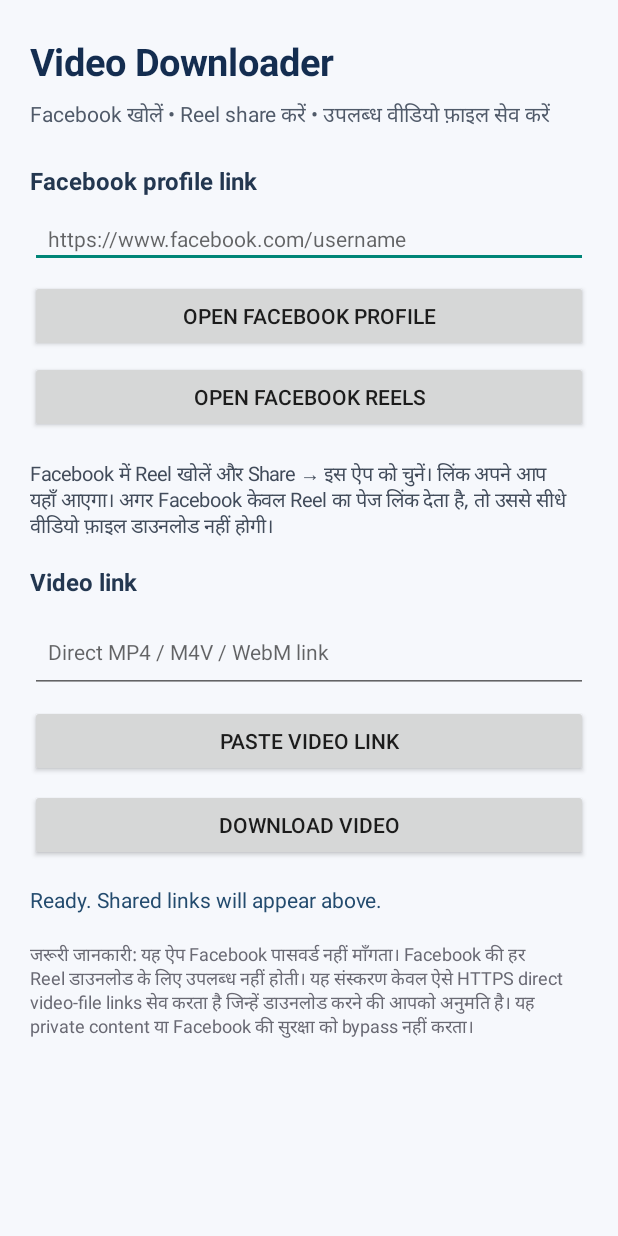
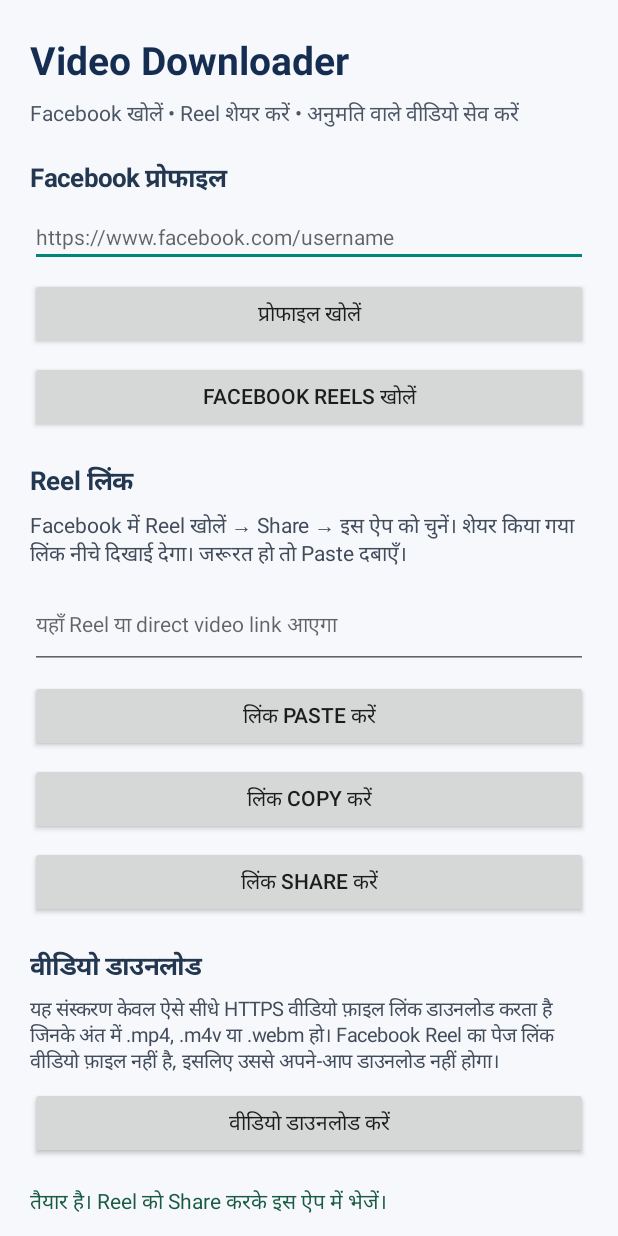
Before and after one commit to nagaradi/jdhehs, an Android app: the screen it shows after launch (MainActivity), on a phone screen of 412 x 824 dp. Run offline under Robolectric (Android 15) with nearby library versions, the phone set to English and light mode, and no system bars.

Commit message:
Improve downloader UI, shared links, and direct video download validation

```diff
--- a/app/src/main/java/com/example/myvideodownloader/MainActivity.java
+++ b/app/src/main/java/com/example/myvideodownloader/MainActivity.java
@@ -15,258 +15,208 @@ import android.view.View;
 import android.widget.Button;
 import android.widget.EditText;
 import android.widget.LinearLayout;
+import android.widget.ScrollView;
 import android.widget.TextView;
+import android.widget.Toast;
 
 import java.util.Locale;
 
 public class MainActivity extends Activity {
-    private EditText urlInput;
-    private EditText profileInput;
+    private EditText urlInput, profileInput;
     private TextView status;
 
-    @Override
-    protected void onCreate(Bundle savedInstanceState) {
-        super.onCreate(savedInstanceState);
+    @Override public void onCreate(Bundle state) {
+        super.onCreate(state);
         buildScreen();
         handleIncoming(getIntent());
     }
 
-    @Override
-    protected void onNewIntent(Intent intent) {
+    @Override protected void onNewIntent(Intent intent) {
         super.onNewIntent(intent);
         setIntent(intent);
         handleIncoming(intent);
     }
 
     private void buildScreen() {
+        ScrollView scroll = new ScrollView(this);
         LinearLayout page = new LinearLayout(this);
         page.setOrientation(LinearLayout.VERTICAL);
-        page.setPadding(dp(20), dp(24), dp(20), dp(24));
-        page.setBackgroundColor(Color.rgb(246, 248, 252));
+        page.setPadding(dp(20), dp(22), dp(20), dp(28));
+        page.setBackgroundColor(Color.rgb(246,248,252));
+        scroll.addView(page);
 
         TextView title = new TextView(this);
         title.setText("Video Downloader");
-        title.setTextSize(25);
+        title.setTextSize(26);
         title.setTypeface(Typeface.DEFAULT, Typeface.BOLD);
-        title.setTextColor(Color.rgb(20, 45, 80));
-        add(page, title, 0);
+        title.setTextColor(Color.rgb(20,45,80));
+        add(page,title,0);
 
         TextView subtitle = new TextView(this);
-        subtitle.setText("Facebook खोलें • Reel share करें • उपलब्ध वीडियो फ़ाइल सेव करें");
+        subtitle.setText("Facebook खोलें • Reel शेयर करें • अनुमति वाले वीडियो सेव करें");
         subtitle.setTextSize(14);
-        subtitle.setTextColor(Color.rgb(80, 90, 105));
-        add(page, subtitle, 8);
+        subtitle.setTextColor(Color.rgb(75,85,100));
+        add(page,subtitle,8);
 
-        TextView profileLabel = new TextView(this);
-        profileLabel.setText("Facebook profile link");
-        profileLabel.setTextSize(16);
-        profileLabel.setTypeface(Typeface.DEFAULT, Typeface.BOLD);
-        profileLabel.setTextColor(Color.rgb(35, 55, 80));
-        add(page, profileLabel, 22);
-
+        section(page,"Facebook प्रोफाइल");
         profileInput = new EditText(this);
         profileInput.setSingleLine(true);
         profileInput.setTextSize(14);
         profileInput.setHint("https://www.facebook.com/username");
-        profileInput.setPadding(dp(12), dp(10), dp(12), dp(10));
-        add(page, profileInput, 8);
+        add(page,profileInput,6);
+        button(page,"प्रोफाइल खोलें",v -> openFacebookProfile());
+        button(page,"Facebook Reels खोलें",v -> openUrl("https://www.facebook.com/reel/"));
 
-        Button openProfile = new Button(this);
-        openProfile.setText("Open Facebook profile");
-        openProfile.setOnClickListener(v -> openFacebookProfile());
-        add(page, openProfile, 8);
-
-        Button openReels = new Button(this);
-        openReels.setText("Open Facebook Reels");
-        openReels.setOnClickListener(v -> openFacebookReels());
-        add(page, openReels, 6);
-
-        TextView howTo = new TextView(this);
-        howTo.setText("Facebook में Reel खोलें और Share → इस ऐप को चुनें। लिंक अपने आप यहाँ आएगा। अगर Facebook केवल Reel का पेज लिंक देता है, तो उससे सीधे वीडियो फ़ाइल डाउनलोड नहीं होगी।");
-        howTo.setTextSize(13);
-        howTo.setTextColor(Color.rgb(65, 75, 90));
-        add(page, howTo, 18);
-
-        TextView downloadLabel = new TextView(this);
-        downloadLabel.setText("Video link");
-        downloadLabel.setTextSize(16);
-        downloadLabel.setTypeface(Typeface.DEFAULT, Typeface.BOLD);
-        downloadLabel.setTextColor(Color.rgb(35, 55, 80));
-        add(page, downloadLabel, 16);
+        section(page,"Reel लिंक");
+        TextView instructions = new TextView(this);
+        instructions.setText("Facebook में Reel खोलें → Share → इस ऐप को चुनें। शेयर किया गया लिंक नीचे दिखाई देगा। जरूरत हो तो Paste दबाएँ।");
+        instructions.setTextSize(14);
+        instructions.setTextColor(Color.rgb(65,75,90));
+        add(page,instructions,6);
 
         urlInput = new EditText(this);
         urlInput.setMinLines(2);
         urlInput.setTextSize(14);
-        urlInput.setHint("Direct MP4 / M4V / WebM link");
-        urlInput.setPadding(dp(12), dp(10), dp(12), dp(10));
-        add(page, urlInput, 8);
+        urlInput.setHint("यहाँ Reel या direct video link आएगा");
+        add(page,urlInput,8);
+        button(page,"लिंक Paste करें",v -> pasteFromClipboard());
+        button(page,"लिंक Copy करें",v -> copyLink());
+        button(page,"लिंक Share करें",v -> shareLink());
 
-        Button paste = new Button(this);
-        paste.setText("Paste video link");
-        paste.setOnClickListener(v -> pasteFromClipboard());
-        add(page, paste, 8);
-
-        Button download = new Button(this);
-        download.setText("Download video");
-        download.setOnClickListener(v -> startDownload());
-        add(page, download, 8);
+        section(page,"वीडियो डाउनलोड");
+        TextView downloadInfo = new TextView(this);
+        downloadInfo.setText("यह संस्करण केवल ऐसे सीधे HTTPS वीडियो फ़ाइल लिंक डाउनलोड करता है जिनके अंत में .mp4, .m4v या .webm हो। Facebook Reel का पेज लिंक वीडियो फ़ाइल नहीं है, इसलिए उससे अपने-आप डाउनलोड नहीं होगा।");
+        downloadInfo.setTextSize(13);
+        downloadInfo.setTextColor(Color.rgb(65,75,90));
+        add(page,downloadInfo,6);
+        button(page,"वीडियो डाउनलोड करें",v -> startDownload());
 
         status = new TextView(this);
-        status.setText("Ready. Shared links will appear above.");
+        status.setText("तैयार है। Reel को Share करके इस ऐप में भेजें।");
         status.setTextSize(14);
-        status.setTextColor(Color.rgb(35, 75, 110));
-        add(page, status, 16);
+        status.setTextColor(Color.rgb(25,90,65));
+        add(page,status,18);
 
-        TextView note = new TextView(this);
-        note.setText("जरूरी जानकारी: यह ऐप Facebook पासवर्ड नहीं माँगता। Facebook की हर Reel डाउनलोड के लिए उपलब्ध नहीं होती। यह संस्करण केवल ऐसे HTTPS direct video-file links सेव करता है जिन्हें डाउनलोड करने की आपको अनुमति है। यह private content या Facebook की सुरक्षा को bypass नहीं करता।");
-        note.setTextSize(12);
-        note.setTextColor(Color.rgb(105, 105, 115));
-        add(page, note, 18);
+        TextView privacy = new TextView(this);
+        privacy.setText("सुरक्षा: यह ऐप Facebook पासवर्ड नहीं माँगता और न ही Facebook में लॉगिन करवाता है। Private वीडियो या प्लेटफ़ॉर्म की सुरक्षा को bypass नहीं करता। केवल वही वीडियो सेव करें जिन्हें डाउनलोड करने की अनुमति हो।");
+        privacy.setTextSize(12);
+        privacy.setTextColor(Color.rgb(105,105,115));
+        add(page,privacy,20);
+        setContentView(scroll);
+    }
 
-        setContentView(page);
+    private void section(LinearLayout p,String s) {
+        TextView t=new TextView(this); t.setText(s); t.setTextSize(17);
+        t.setTypeface(Typeface.DEFAULT,Typeface.BOLD); t.setTextColor(Color.rgb(35,55,80));
+        add(p,t,20);
+    }
+
+    private void button(LinearLayout p,String label,View.OnClickListener listener) {
+        Button b=new Button(this); b.setText(label); b.setOnClickListener(listener); add(p,b,7);
     }
 
     private void openFacebookProfile() {
-        String raw = profileInput.getText().toString().trim();
-        if (raw.isEmpty()) {
-            setStatus("Pehle Facebook profile link paste karein.");
-            return;
+        String raw=profileInput.getText().toString().trim();
+        Uri u=validHttps(raw);
+        if(u==null){setStatus("कृपया सही HTTPS Facebook प्रोफाइल लिंक डालें।");return;}
+        String h=u.getHost().toLowerCase(Locale.ROOT);
+        if(!(h.equals("facebook.com")||h.endsWith(".facebook.com"))){
+            setStatus("यह Facebook प्रोफाइल लिंक नहीं है।");return;
         }
-        Uri uri;
-        try { uri = Uri.parse(raw); } catch (Exception e) {
-            setStatus("Profile link sahi nahi hai.");
-            return;
+        openUrl(raw);
+    }
+
+    private void openUrl(String value) {
+        try { startActivity(new Intent(Intent.ACTION_VIEW,Uri.parse(value))); }
+        catch(Exception e){setStatus("लिंक नहीं खुल सका। इंटरनेट कनेक्शन जाँचें।");}
+    }
+
+    private Uri validHttps(String value) {
+        try {
+            Uri u=Uri.parse(value);
+            if("https".equalsIgnoreCase(u.getScheme()) && u.getHost()!=null) return u;
+        } catch(Exception ignored) {}
+        return null;
+    }
+
+    private void pasteFromClipboard() {
+        ClipboardManager cm=(ClipboardManager)getSystemService(Context.CLIPBOARD_SERVICE);
+        if(cm!=null && cm.hasPrimaryClip()) {
+            ClipData d=cm.getPrimaryClip();
+            if(d!=null && d.getItemCount()>0) {
+                CharSequence s=d.getItemAt(0).coerceToText(this);
+                if(s!=null){urlInput.setText(s.toString().trim());setStatus("लिंक Paste हो गया।");return;}
+            }
         }
-        String host = uri.getHost() == null ? "" : uri.getHost().toLowerCase(Locale.ROOT);
-        if (!"https".equalsIgnoreCase(uri.getScheme())
-                || !(host.equals("facebook.com") || host.endsWith(".facebook.com"))) {
-            setStatus("Sirf https://facebook.com ka profile link use karein.");
-            return;
-        }
-        try {
-            startActivity(new Intent(Intent.ACTION_VIEW, uri));
-            setStatus("Facebook profile browser/app mein khul raha hai. Reel ko Share karke is app mein bhejein.");
-        } catch (Exception e) {
-            setStatus("Facebook link open nahi ho saka.");
+        setStatus("Clipboard खाली है।");
+    }
+
+    private void copyLink() {
+        String s=urlInput.getText().toString().trim();
+        if(s.isEmpty()){setStatus("पहले लिंक डालें।");return;}
+        ClipboardManager cm=(ClipboardManager)getSystemService(CLIPBOARD_SERVICE);
+        cm.setPrimaryClip(ClipData.newPlainText("Video link",s));
+        setStatus("लिंक Copy हो गया।");
+    }
+
+    private void shareLink() {
+        String s=urlInput.getText().toString().trim();
+        if(s.isEmpty()){setStatus("पहले Reel लिंक शेयर या Paste करें।");return;}
+        Intent i=new Intent(Intent.ACTION_SEND); i.setType("text/plain");
+        i.putExtra(Intent.EXTRA_TEXT,s);
+        startActivity(Intent.createChooser(i,"लिंक शेयर करें"));
+    }
+
+    private void handleIncoming(Intent intent) {
+        if(intent==null || urlInput==null) return;
+        String incoming=null;
+        if(Intent.ACTION_SEND.equals(intent.getAction())) incoming=intent.getStringExtra(Intent.EXTRA_TEXT);
+        else if(Intent.ACTION_VIEW.equals(intent.getAction()) && intent.getData()!=null) incoming=intent.getData().toString();
+        if(incoming!=null) {
+            String link=findHttpLink(incoming);
+            if(link!=null){urlInput.setText(link);setStatus("Facebook से शेयर किया गया लिंक मिल गया। डाउनलोड लिंक के प्रकार पर निर्भर है।");}
+            else setStatus("शेयर किए गए टेक्स्ट में लिंक नहीं मिला।");
         }
     }
 
-    private void openFacebookReels() {
-        try {
-            startActivity(new Intent(Intent.ACTION_VIEW, Uri.parse("https://www.facebook.com/reel/")));
-            setStatus("Facebook Reels खुल रहा है। Reel को Share करके इस ऐप में भेजें।");
-        } catch (Exception e) {
-            setStatus("Facebook Reels नहीं खुल सका।");
-        }
-    }
-
-    private void pasteFromClipboard() {
-        ClipboardManager clipboard = (ClipboardManager) getSystemService(Context.CLIPBOARD_SERVICE);
-        if (clipboard != null && clipboard.hasPrimaryClip()) {
-            ClipData clip = clipboard.getPrimaryClip();
-            if (clip != null && clip.getItemCount() > 0) {
-                CharSequence value = clip.getItemAt(0).coerceToText(this);
-                if (value != null) {
-                    urlInput.setText(value.toString().trim());
-                    setStatus("Link pasted. Download availability depends on the link type.");
-                    return;
-                }
-            }
-        }
-        setStatus("Clipboard is empty.");
-    }
-
-    private void handleIncoming(Intent intent) {
-        if (intent == null || urlInput == null) return;
-        String incoming = null;
-        if (Intent.ACTION_SEND.equals(intent.getAction())) {
-            incoming = intent.getStringExtra(Intent.EXTRA_TEXT);
-        } else if (Intent.ACTION_VIEW.equals(intent.getAction()) && intent.getData() != null) {
-            incoming = intent.getData().toString();
-        }
-        if (incoming != null) {
-            String link = findHttpLink(incoming);
-            if (link != null) {
-                urlInput.setText(link);
-                setStatus("Shared link received. If Facebook only shares a page link, direct downloading may not be available.");
-            } else {
-                setStatus("Shared text mein web link nahi mila.");
-            }
-        }
-    }
-
-    private String findHttpLink(String text) {
-        String value = text.trim();
-        int start = value.indexOf("https://");
-        if (start < 0) start = value.indexOf("http://");
-        if (start < 0) return null;
-        String link = value.substring(start).split("\\s+")[0];
-        return link.replaceAll("[),.]+$", "");
+    private String findHttpLink(String value) {
+        String s=value.trim();
+        int a=s.indexOf("https://"), b=s.indexOf("http://");
+        int start=(a<0)?b:(b<0?a:Math.min(a,b));
+        if(start<0)return null;
+        String link=s.substring(start).split("\\s+")[0];
+        while(link.endsWith(")")||link.endsWith("]")||link.endsWith(",")||link.endsWith(".")) link=link.substring(0,link.length()-1);
+        return link;
     }
 
     private void startDownload() {
-        String raw = urlInput.getText().toString().trim();
-        if (raw.isEmpty()) {
-            setStatus("Pehle video link paste ya share karein.");
-            return;
+        String raw=urlInput.getText().toString().trim();
+        Uri u=validHttps(raw);
+        if(u==null){setStatus("सही HTTPS वीडियो लिंक डालें।");return;}
+        String host=u.getHost().toLowerCase(Locale.ROOT);
+        if(host.equals("facebook.com")||host.endsWith(".facebook.com")||host.equals("fb.watch")||host.endsWith(".fb.watch")){
+            setStatus("यह Facebook Reel का पेज लिंक है, direct video file नहीं। इस ऐप में इससे वीडियो फ़ाइल नहीं निकाली जा सकती।");return;
         }
-        Uri uri;
-        try { uri = Uri.parse(raw); } catch (Exception e) {
-            setStatus("Video link valid nahi hai.");
-            return;
-        }
-        if (!"https".equalsIgnoreCase(uri.getScheme())) {
-            setStatus("Safety ke liye HTTPS link hi allowed hai.");
-            return;
-        }
-        String host = uri.getHost() == null ? "" : uri.getHost().toLowerCase(Locale.ROOT);
-        if (host.equals("facebook.com") || host.endsWith(".facebook.com")
-                || host.equals("fb.watch") || host.endsWith(".fb.watch")) {
-            setStatus("Yeh Facebook page/Reel share link hai, direct video file nahi. Is version mein Facebook link ko video file mein convert nahi kiya ja sakta.");
-            return;
-        }
-        String path = uri.getPath() == null ? "" : uri.getPath().toLowerCase(Locale.ROOT);
-        String extension;
-        if (path.endsWith(".mp4")) extension = ".mp4";
-        else if (path.endsWith(".m4v")) extension = ".m4v";
-        else if (path.endsWith(".webm")) extension = ".webm";
-        else {
-            setStatus("Is version mein direct MP4, M4V ya WebM file link hi supported hai.");
-            return;
-        }
+        String path=u.getPath()==null?"":u.getPath().toLowerCase(Locale.ROOT);
+        String ext=path.endsWith(".mp4")?".mp4":path.endsWith(".m4v")?".m4v":path.endsWith(".webm")?".webm":null;
+        if(ext==null){setStatus("सीधा .mp4, .m4v या .webm फ़ाइल लिंक ही समर्थित है।");return;}
         try {
-            DownloadManager.Request request = new DownloadManager.Request(uri);
-            request.setTitle("Video Downloader");
-            request.setDescription("Saving a permitted video");
-            request.setMimeType(extension.equals(".webm") ? "video/webm" : "video/mp4");
-            request.setNotificationVisibility(DownloadManager.Request.VISIBILITY_VISIBLE_NOTIFY_COMPLETED);
-            request.setAllowedOverMetered(true);
-            request.setAllowedOverRoaming(false);
-            request.setDestinationInExternalPublicDir(Environment.DIRECTORY_DOWNLOADS,
-                    "MyVideo_" + System.currentTimeMillis() + extension);
-            DownloadManager manager = (DownloadManager) getSystemService(Context.DOWNLOAD_SERVICE);
-            if (manager == null) {
-                setStatus("Android download service unavailable hai.");
-                return;
-            }
-            manager.enqueue(request);
-            setStatus("Download started. Downloads folder/notification check karein.");
-        } catch (Exception e) {
-            setStatus("Download start nahi hua. Link check karke try karein.");
-        }
+            DownloadManager.Request req=new DownloadManager.Request(u);
+            req.setTitle("Video Downloader"); req.setDescription("वीडियो सेव हो रहा है");
+            req.setMimeType(ext.equals(".webm")?"video/webm":"video/mp4");
+            req.setNotificationVisibility(DownloadManager.Request.VISIBILITY_VISIBLE_NOTIFY_COMPLETED);
+            req.setAllowedOverMetered(true); req.setAllowedOverRoaming(false);
+            req.setDestinationInExternalPublicDir(Environment.DIRECTORY_DOWNLOADS,"MyVideo_"+System.currentTimeMillis()+ext);
+            DownloadManager dm=(DownloadManager)getSystemService(DOWNLOAD_SERVICE);
+            if(dm==null){setStatus("Android Download सेवा उपलब्ध नहीं है।");return;}
+            dm.enqueue(req); setStatus("डाउनलोड शुरू हुआ। पूरा होने पर Downloads फ़ोल्डर देखें।");
+        } catch(Exception e){setStatus("डाउनलोड शुरू नहीं हुआ। लिंक जाँचकर दोबारा कोशिश करें।");}
     }
 
-    private void setStatus(String message) {
-        if (status != null) status.setText(message);
+    private void setStatus(String s){if(status!=null)status.setText(s);}
+    private void add(LinearLayout p,View v,int top){
+        LinearLayout.LayoutParams lp=new LinearLayout.LayoutParams(-1,-2);
+        lp.topMargin=dp(top);p.addView(v,lp);
     }
-
-    private void add(LinearLayout parent, View child, int top) {
-        LinearLayout.LayoutParams params = new LinearLayout.LayoutParams(-1, -2);
-        params.topMargin = dp(top);
-        parent.addView(child, params);
-    }
-
-    private int dp(int value) {
-        return (int) (value * getResources().getDisplayMetrics().density + 0.5f);
-    }
+    private int dp(int n){return (int)(n*getResources().getDisplayMetrics().density+0.5f);}
 }
```
